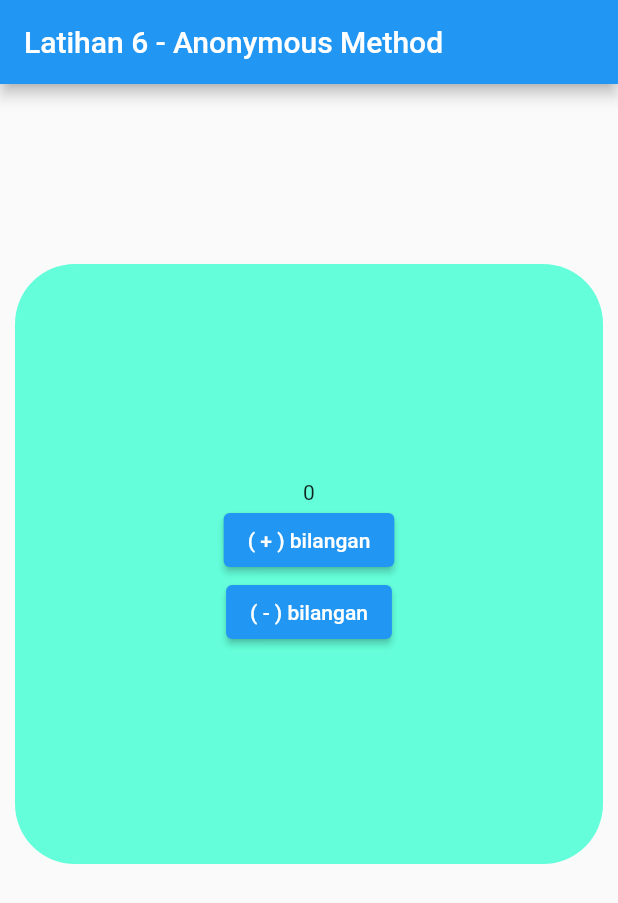
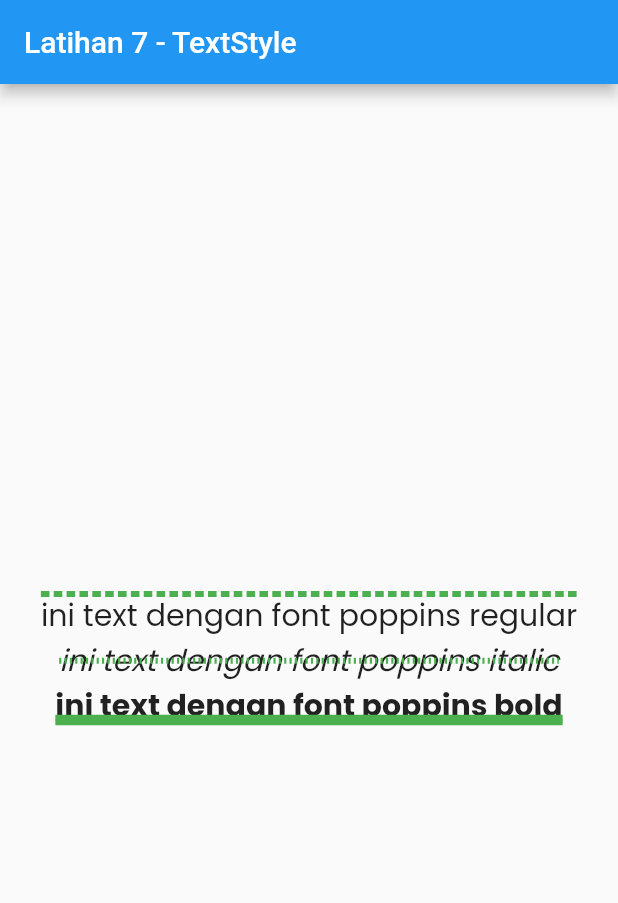
Before and after one commit to dodichakill/latihan_flutter_ku, a Flutter app: the screen it shows after launch, on a phone screen of 412 x 824 dp. Shown: the top 903 px of the screen. Run offline on Flutter 3.47's test engine with Material 2 defaults, Android fonts, the phone set to English and light mode, and no system bars.

Commit message:
latihan 7 - TextStyle

```diff
--- a/lib/main.dart
+++ b/lib/main.dart
@@ -1,65 +1,63 @@
-// latihan 6 - Anonymous Method
+// latihan 7 - TextStyle
 
 import 'package:flutter/material.dart';
 
 void main() => runApp(MyApp());
 
-class MyApp extends StatefulWidget {
-  @override
-  _MyAppState createState() => _MyAppState();
-}
-
-class _MyAppState extends State<MyApp> {
-  int number = 0;
-
+class MyApp extends StatelessWidget {
   @override
   Widget build(BuildContext context) {
     return MaterialApp(
       home: Scaffold(
         appBar: AppBar(
-          title: Text('Latihan 6 - Anonymous Method'),
+          title: Text('Latihan 7 - TextStyle'),
         ),
-        body: Container(
-          margin: EdgeInsets.fromLTRB(10, 120, 10, 0),
-          height: 400,
-          width: 400,
-          decoration: BoxDecoration(
-            color: Colors.tealAccent,
-            borderRadius: BorderRadius.circular(40),
-          ),
-          child: Center(
-            child: Column(
-              mainAxisAlignment:
-                  MainAxisAlignment.center, //menengahkan isi secara vertikal
+        body: Center(
+          child: Column(
+              mainAxisAlignment: MainAxisAlignment.center,
               children: <Widget>[
-                Text(number.toString()),
-                ElevatedButton(
-                  // dibawah ini merupakan contoh anonymous method menggunakan arrow function
-                  onPressed: () => setState(() => number += 1),
-                  child: Text('( + ) bilangan'),
+                Text(
+                  'ini text dengan font poppins regular',
+                  style: TextStyle(
+                    fontFamily: "Poppins",
+                    fontSize: 20,
+                    decoration: TextDecoration.overline,
+                    decorationColor: Colors.green,
+                    decorationThickness: 4,
+                    decorationStyle: TextDecorationStyle.dashed,
+                  ),
                 ),
-                ElevatedButton(
-                  child: Text('( - ) bilangan'),
-                  // dibawah ini menggunakan anonymous method tanpa arrow function
-                  onPressed: () {
-                    setState(() {
-                      number -= 1;
-                    });
-                  },
-                )
-              ],
-            ),
-          ),
+                Text(
+                  'ini text dengan font poppins italic',
+                  style: TextStyle(
+                    fontFamily: "Poppins",
+                    fontSize: 20,
+                    decoration: TextDecoration.lineThrough,
+                    decorationColor: Colors.green,
+                    decorationThickness: 4,
+                    fontStyle: FontStyle.italic,
+                    decorationStyle: TextDecorationStyle.dotted,
+                  ),
+                ),
+                Text(
+                  'ini text dengan font poppins bold',
+                  style: TextStyle(
+                    fontFamily: "Poppins",
+                    fontSize: 20,
+                    fontWeight: FontWeight.w700,
+                    decoration: TextDecoration.underline,
+                    decorationColor: Colors.green,
+                    decorationThickness: 4,
+                    decorationStyle: TextDecorationStyle.double,
+                  ),
+                ),
+              ]),
         ),
       ),
     );
   }
 }
-
 // penjelasan singkat
 // ----------------
-// Anonymous method adalah method yang tidak mempunyai nama, anonymous method berfungsi untuk membuat sebuah method/function yang hanya dipakai sekali.
-// anonymous method bisa ditulis dengan langsung dengan parameter dan body nya contoh:
-// () { ... }
-// jika body codenya hanya sebaris maka kita bisa menggunakan arrow function/arrow fat seperti berikut:
-// () => ...
+// TextStyle merupakan widget yang berguna untuk styling text
+// jika kita ingin mencustom fonts sendiri kita bisa menambahkannya fontnya di folder/buat folder fonts lalu masukan font yang udah ditentukan/didownload ke dalam folder fonts, lalu kita daftarkan font tadi pada pubspec.yaml (lihat saja pada file pubspec.yaml), setelah didaftarkan fonts tersebut bisa digunakan dengan menggunakan widget TextStyle (dan beberapa styling) seperti contoh diatas.
```
Also changed, not shown: pubspec.yaml (+8 -6 lines), fonts/Poppins-Bold.ttf (added), fonts/Poppins-Italic.ttf (added), fonts/Poppins-Regular.ttf (added).
